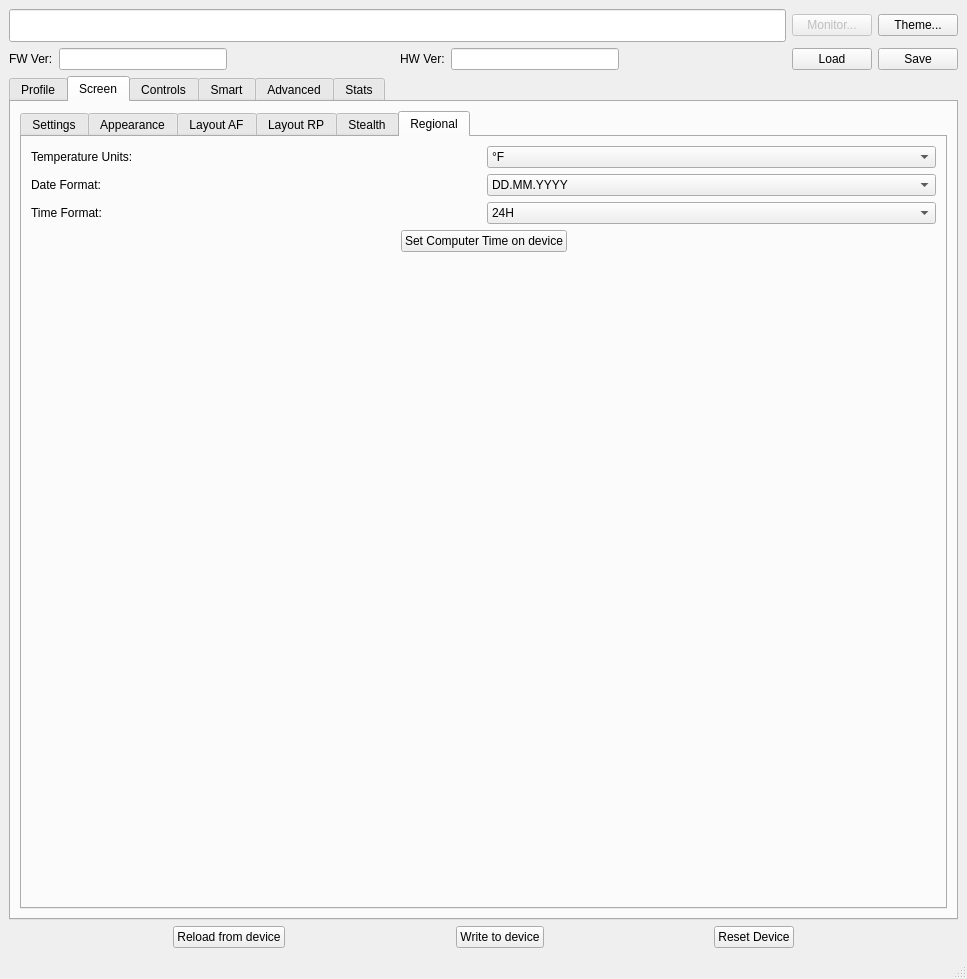
Old version of the form src/mainwindow.ui in the repository rrveex/nfe.
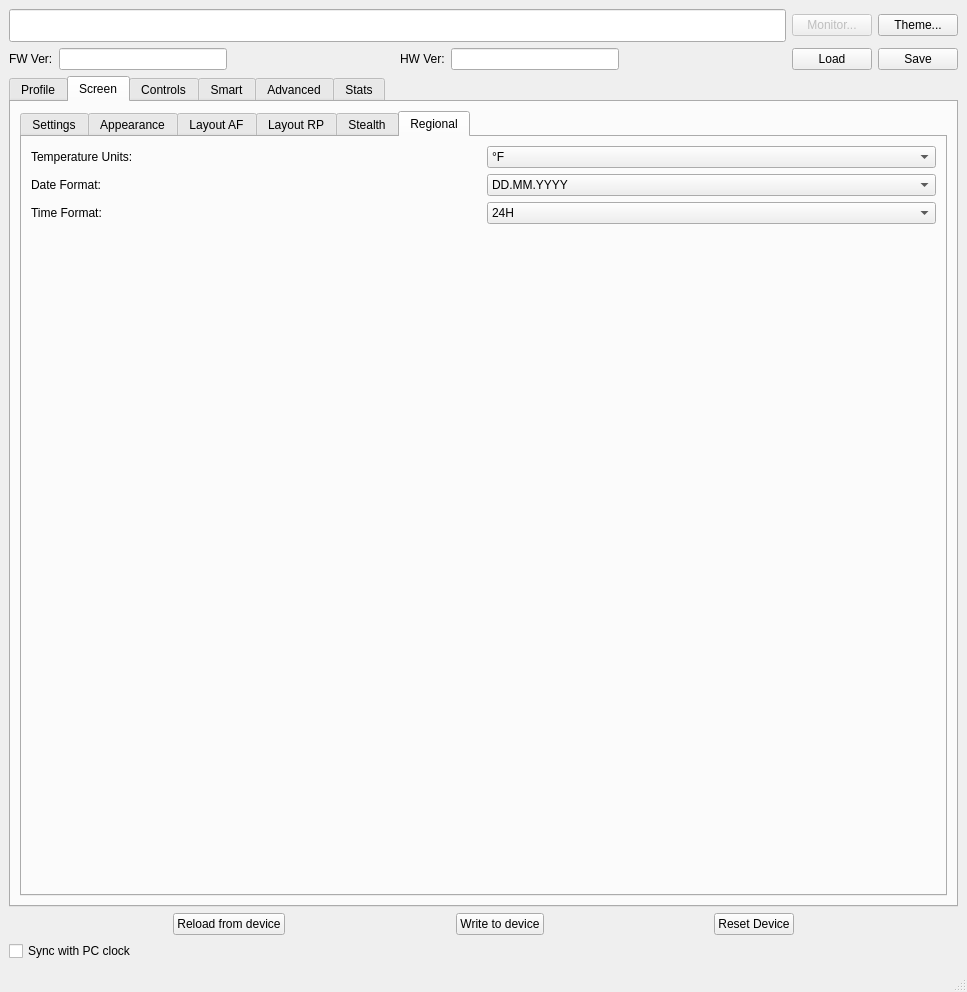
New version of the form. The open tabs and pages were chosen to show the change.

Commit message: RP theme; sync clock checkbox

Diff of the .ui file:
```diff
--- a/src/mainwindow.ui
+++ b/src/mainwindow.ui
@@ -7,7 +7,7 @@
     <x>0</x>
     <y>0</y>
     <width>967</width>
-    <height>979</height>
+    <height>992</height>
    </rect>
   </property>
   <property name="windowTitle">
@@ -3862,43 +3862,6 @@
               </item>
              </layout>
             </item>
-            <item>
-             <layout class="QHBoxLayout" name="horizontalLayout_9">
-              <item>
-               <spacer name="horizontalSpacer_6">
-                <property name="orientation">
-                 <enum>Qt::Horizontal</enum>
-                </property>
-                <property name="sizeHint" stdset="0">
-                 <size>
-                  <width>40</width>
-                  <height>20</height>
-                 </size>
-                </property>
-               </spacer>
-              </item>
-              <item>
-               <widget class="QPushButton" name="setTimeBtn">
-                <property name="text">
-                 <string>Set Computer Time on device</string>
-                </property>
-               </widget>
-              </item>
-              <item>
-               <spacer name="horizontalSpacer_7">
-                <property name="orientation">
-                 <enum>Qt::Horizontal</enum>
-                </property>
-                <property name="sizeHint" stdset="0">
-                 <size>
-                  <width>40</width>
-                  <height>20</height>
-                 </size>
-                </property>
-               </spacer>
-              </item>
-             </layout>
-            </item>
             <item>
              <spacer name="verticalSpacer_5">
               <property name="orientation">
@@ -6960,6 +6923,30 @@
       </item>
      </layout>
     </item>
+    <item>
+     <layout class="QHBoxLayout" name="horizontalLayout_13">
+      <item>
+       <widget class="QCheckBox" name="syncClockCheck">
+        <property name="text">
+         <string>Sync with PC clock</string>
+        </property>
+       </widget>
+      </item>
+      <item>
+       <spacer name="horizontalSpacer_15">
+        <property name="orientation">
+         <enum>Qt::Horizontal</enum>
+        </property>
+        <property name="sizeHint" stdset="0">
+         <size>
+          <width>40</width>
+          <height>20</height>
+         </size>
+        </property>
+       </spacer>
+      </item>
+     </layout>
+    </item>
    </layout>
   </widget>
   <widget class="QStatusBar" name="statusbar"/>
```
Left out of the diff: 8 changed lines with no effect on the pictures. The commit also changes 15 other files.
